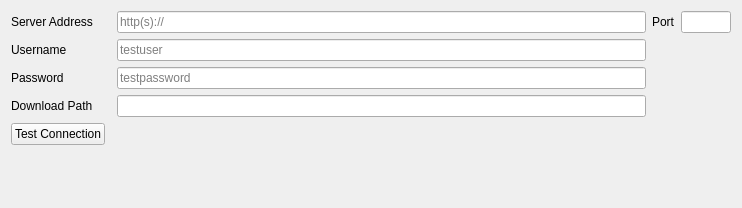
The window that Plugins/org.mitk.gui.qt.xnat/src/internal/QmitkXnatConnectionPreferencePageControls.ui (MITK/MITK) describes before a commit, drawn with Qt 5.
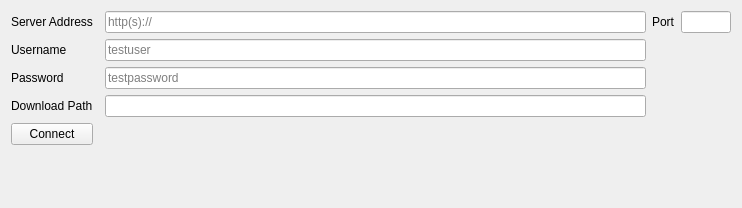
The same window after the commit.

The edit to the form file:
```diff
--- a/Plugins/org.mitk.gui.qt.xnat/src/internal/QmitkXnatConnectionPreferencePageControls.ui
+++ b/Plugins/org.mitk.gui.qt.xnat/src/internal/QmitkXnatConnectionPreferencePageControls.ui
@@ -116,7 +116,7 @@
    <item row="4" column="1">
     <widget class="QPushButton" name="testConnectionButton">
      <property name="text">
-      <string>Test Connection</string>
+      <string>Connect</string>
      </property>
     </widget>
    </item>
```
